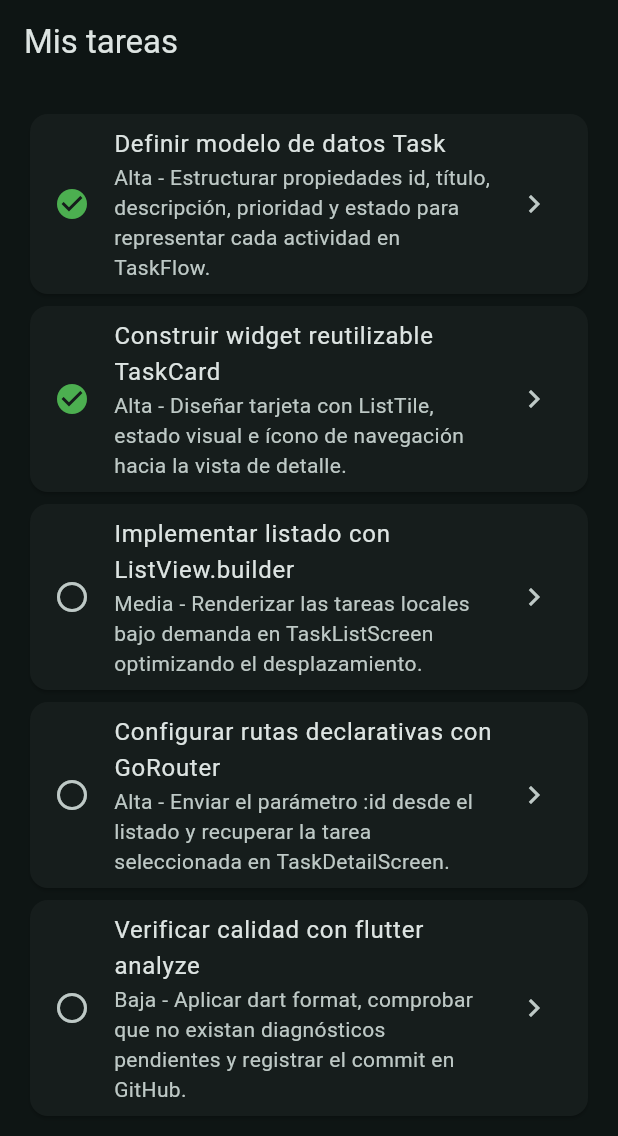
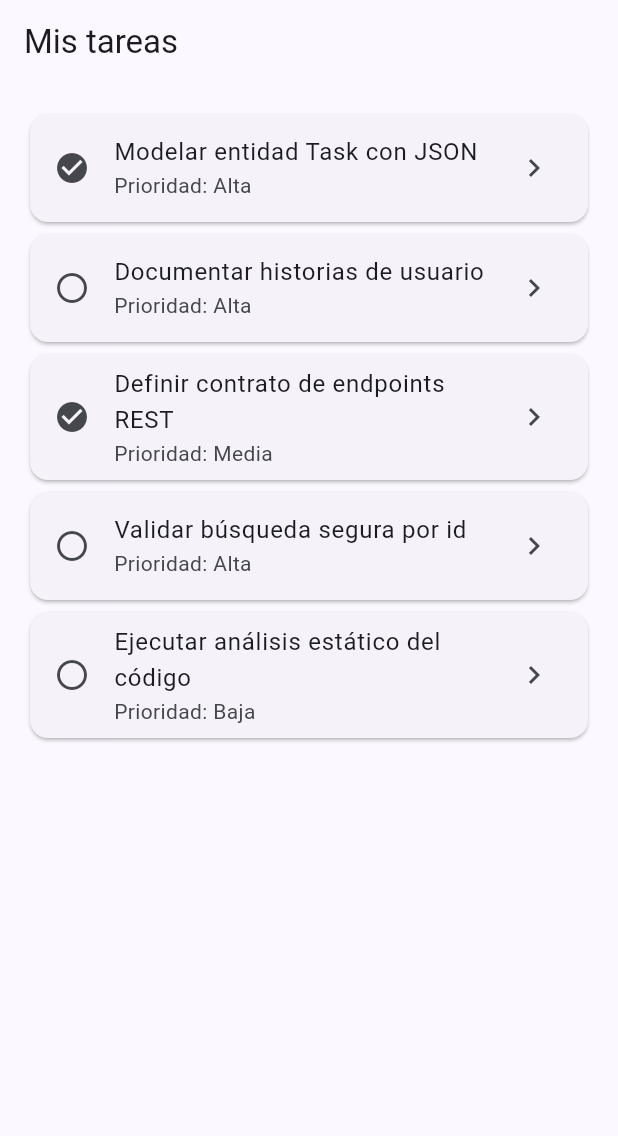
Before and after one commit to Israel-13-1/TaskFlow, a Flutter app: the screen it shows after launch, on a phone screen of 412 x 824 dp. Shown: the top 1136 px of the screen. Run offline on Flutter 3.47's test engine with Material 3 defaults, Android fonts, the phone set to English and light mode, and no system bars; our stand-ins replace go_router.

Commit message:
docs: definir alcance y modelo de TaskFlow

```diff
--- a/lib/main.dart
+++ b/lib/main.dart
@@ -1,63 +1,61 @@
 import 'package:flutter/material.dart';
 import 'package:go_router/go_router.dart';
+
+import 'task.dart';
 
 void main() {
   runApp(const TaskFlowApp());
 }
 
-class Task {
-  const Task({
-    required this.id,
-    required this.title,
-    required this.description,
-    required this.priority,
-    required this.isCompleted,
-  });
-
-  final int id;
-  final String title;
-  final String description;
-  final String priority;
-  final bool isCompleted;
-}
-
-const demoTasks = [
+const demoTasks = <Task>[
   Task(
     id: 1,
-    title: 'Definir modelo de datos Task',
-    description: 'Estructurar propiedades id, título, descripción, prioridad y estado para representar cada actividad en TaskFlow.',
+    title: 'Modelar entidad Task con JSON',
+    description: 'Separar la clase Task en lib/task.dart e implementar factory Task.fromJson',
     priority: 'Alta',
     isCompleted: true,
+    userId: 1,
   ),
   Task(
     id: 2,
-    title: 'Construir widget reutilizable TaskCard',
-    description: 'Diseñar tarjeta con ListTile, estado visual e ícono de navegación hacia la vista de detalle.',
+    title: 'Documentar historias de usuario',
+    description: 'Redactar las cinco historias con criterios comprobables en el archivo README.md',
     priority: 'Alta',
-    isCompleted: true,
+    isCompleted: false,
+    userId: 1,
   ),
   Task(
     id: 3,
-    title: 'Implementar listado con ListView.builder',
-    description: 'Renderizar las tareas locales bajo demanda en TaskListScreen optimizando el desplazamiento.',
+    title: 'Definir contrato de endpoints REST',
+    description: 'Especificar las rutas GET, POST, PATCH y DELETE para la futura integración con API',
     priority: 'Media',
-    isCompleted: false,
+    isCompleted: true,
+    userId: 1,
   ),
   Task(
     id: 4,
-    title: 'Configurar rutas declarativas con GoRouter',
-    description: 'Enviar el parámetro :id desde el listado y recuperar la tarea seleccionada en TaskDetailScreen.',
+    title: 'Validar búsqueda segura por id',
+    description: 'Usar findTask y int.tryParse para mostrar un mensaje si el id de la tarea no existe',
     priority: 'Alta',
     isCompleted: false,
+    userId: 1,
   ),
   Task(
     id: 5,
-    title: 'Verificar calidad con flutter analyze',
-    description: 'Aplicar dart format, comprobar que no existan diagnósticos pendientes y registrar el commit en GitHub.',
+    title: 'Ejecutar análisis estático del código',
+    description: 'Correr dart format lib y flutter analyze sin errores antes de subir el commit',
     priority: 'Baja',
     isCompleted: false,
+    userId: 1,
   ),
 ];
+
+Task? findTask(int? id) {
+  for (final task in demoTasks) {
+    if (task.id == id) return task;
+  }
+  return null;
+}
 
 final appRouter = GoRouter(
   routes: [
@@ -65,8 +63,8 @@ final appRouter = GoRouter(
     GoRoute(
       path: '/task/:id',
       builder: (context, state) {
-        final taskId = int.parse(state.pathParameters['id']!);
-        return TaskDetailScreen(taskId: taskId);
+        final id = int.tryParse(state.pathParameters['id'] ?? '');
+        return TaskDetailScreen(task: findTask(id));
       },
     ),
   ],
@@ -81,36 +79,9 @@ class TaskFlowApp extends StatelessWidget {
       debugShowCheckedModeBanner: false,
       title: 'TaskFlow',
       theme: ThemeData(
-        colorScheme: ColorScheme.fromSeed(
-          seedColor: const Color(0xFF0F766E),
-          brightness: Brightness.dark,
-        ),
-        useMaterial3: true,
+        colorScheme: ColorScheme.fromSeed(seedColor: Colors.indigo),
       ),
       routerConfig: appRouter,
-    );
-  }
-}
-
-class TaskCard extends StatelessWidget {
-  const TaskCard({super.key, required this.task, this.onTap});
-
-  final Task task;
-  final VoidCallback? onTap;
-
-  @override
-  Widget build(BuildContext context) {
-    return Card(
-      child: ListTile(
-        onTap: onTap,
-        leading: Icon(
-          task.isCompleted ? Icons.check_circle : Icons.radio_button_unchecked,
-          color: task.isCompleted ? Colors.green : null,
-        ),
-        title: Text(task.title),
-        subtitle: Text('${task.priority} - ${task.description}'),
-        trailing: const Icon(Icons.chevron_right),
-      ),
     );
   }
 }
@@ -127,9 +98,18 @@ class TaskListScreen extends StatelessWidget {
         itemCount: demoTasks.length,
         itemBuilder: (context, index) {
           final task = demoTasks[index];
-          return TaskCard(
-            task: task,
-            onTap: () => context.push('/task/${task.id}'),
+          return Card(
+            child: ListTile(
+              leading: Icon(
+                task.isCompleted
+                    ? Icons.check_circle
+                    : Icons.radio_button_unchecked,
+              ),
+              title: Text(task.title),
+              subtitle: Text('Prioridad: ${task.priority}'),
+              trailing: const Icon(Icons.chevron_right),
+              onTap: () => context.push('/task/${task.id}'),
+            ),
           );
         },
       ),
@@ -138,84 +118,38 @@ class TaskListScreen extends StatelessWidget {
 }
 
 class TaskDetailScreen extends StatelessWidget {
-  const TaskDetailScreen({super.key, required this.taskId});
+  const TaskDetailScreen({super.key, required this.task});
 
-  final int taskId;
+  final Task? task;
 
   @override
   Widget build(BuildContext context) {
-    final task = demoTasks.firstWhere((item) => item.id == taskId);
-
+    final selected = task;
     return Scaffold(
-      appBar: AppBar(title: Text('Detalle de tarea #${task.id}')),
+      appBar: AppBar(title: const Text('Detalle de tarea')),
       body: Padding(
         padding: const EdgeInsets.all(24),
-        child: Column(
-          crossAxisAlignment: CrossAxisAlignment.start,
-          children: [
-            Text(task.title, style: Theme.of(context).textTheme.headlineSmall),
-            const SizedBox(height: 16),
-            Text(task.description),
-            const SizedBox(height: 16),
-            Wrap(
-              spacing: 12,
-              children: [
-                Chip(
-                  avatar: const Icon(Icons.flag_outlined, size: 18),
-                  label: Text('Prioridad: ${task.priority}'),
-                ),
-                Chip(
-                  avatar: Icon(
-                    task.isCompleted ? Icons.check_circle : Icons.pending,
-                    size: 18,
-                    color: task.isCompleted ? Colors.green : null,
+        child: selected == null
+            ? const Text('No se encontró esta tarea.')
+            : Column(
+                crossAxisAlignment: CrossAxisAlignment.start,
+                children: [
+                  Text(
+                    selected.title,
+                    style: Theme.of(context).textTheme.headlineSmall,
                   ),
-                  label: Text(
-                    task.isCompleted
+                  const SizedBox(height: 16),
+                  Text(selected.description),
+                  const SizedBox(height: 16),
+                  Text('Prioridad: ${selected.priority}'),
+                  Text(
+                    selected.isCompleted
                         ? 'Estado: completada'
                         : 'Estado: pendiente',
                   ),
-                ),
-              ],
-            ),
-            const SizedBox(height: 20),
-            // Acción visual contextual exigida en el trabajo autónomo
-            Card(
-              child: ListTile(
-                leading: Icon(
-                  task.isCompleted ? Icons.verified : Icons.play_circle_outline,
-                  color: task.isCompleted ? Colors.green : null,
-                ),
-                title: Text(
-                  task.isCompleted
-                      ? 'Esta tarea ya fue finalizada'
-                      : 'Acción sugerida: iniciar seguimiento',
-                ),
-                subtitle: Text('Ruta activa: /task/${task.id}'),
-                trailing: OutlinedButton(
-                  onPressed: () {
-                    ScaffoldMessenger.of(context).showSnackBar(
-                      SnackBar(
-                        content: Text(
-                          task.isCompleted
-                              ? 'Tarea #${task.id} verificada en el backlog.'
-                              : 'Tarea #${task.id} marcada en foco de trabajo.',
-                        ),
-                      ),
-                    );
-                  },
-                  child: Text(task.isCompleted ? 'Verificar' : 'Enfocar'),
-                ),
+                  Text('Usuario: ${selected.userId}'),
+                ],
               ),
-            ),
-            const Spacer(),
-            FilledButton.tonalIcon(
-              onPressed: () => context.pop(),
-              icon: const Icon(Icons.arrow_back),
-              label: const Text('Volver al listado'),
-            ),
-          ],
-        ),
       ),
     );
   }
--- /dev/null
+++ b/lib/task.dart
@@ -0,0 +1,28 @@
+class Task {
+  const Task({
+    required this.id,
+    required this.title,
+    required this.description,
+    required this.priority,
+    required this.isCompleted,
+    required this.userId,
+  });
+
+  final int id;
+  final String title;
+  final String description;
+  final String priority;
+  final bool isCompleted;
+  final int userId;
+
+  factory Task.fromJson(Map<String, dynamic> json) {
+    return Task(
+      id: json['id'] as int,
+      title: json['title'] as String,
+      description: json['description'] as String,
+      priority: json['priority'] as String,
+      isCompleted: json['isCompleted'] as bool,
+      userId: json['userId'] as int,
+    );
+  }
+}
```
Also changed, not shown: 1 other file.
